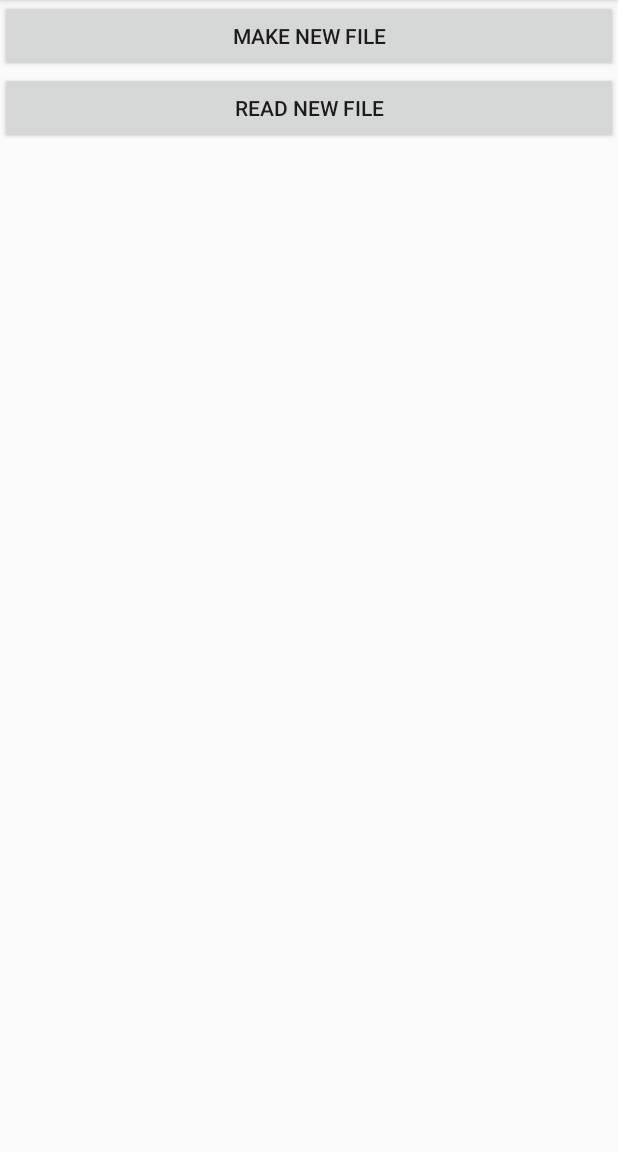
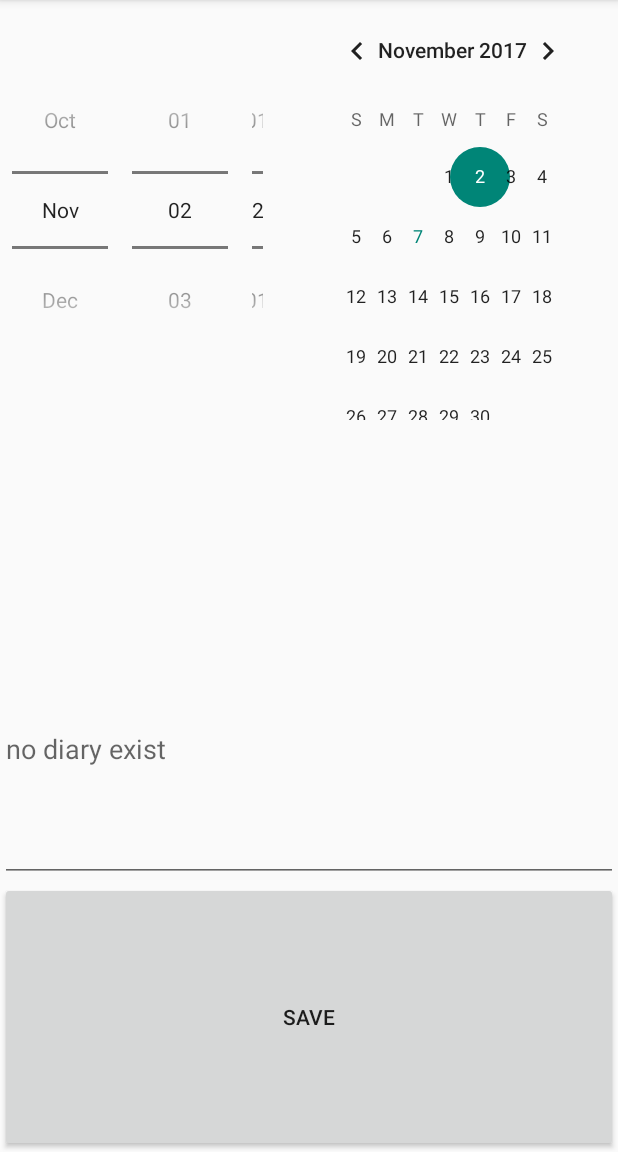
Before and after one commit to stories2/KangnamJavaMobile, an Android app: the screen it shows after launch (MainActivity), on a phone screen of 412 x 824 dp, the part 84-1236 px from its top. Run offline under Robolectric (Android 15) with nearby library versions, the phone set to English and light mode, and no system bars.

Commit message:
make simple diary app

```diff
--- a/JEX9/app/src/main/java/com/example/user/jex9/MainActivity.java
+++ b/JEX9/app/src/main/java/com/example/user/jex9/MainActivity.java
@@ -3,18 +3,100 @@ package com.example.user.jex9;
 import android.app.Activity;
 import android.content.Context;
 import android.os.Bundle;
+import android.util.Log;
 import android.view.View;
+import android.widget.Button;
+import android.widget.DatePicker;
+import android.widget.EditText;
 import android.widget.Toast;
 
+import java.io.File;
 import java.io.FileInputStream;
 import java.io.FileOutputStream;
+import java.util.Date;
 
 public class MainActivity extends Activity {
+
+    DatePicker dateDairy;
+    EditText etxtDairy;
+    Button btnSave;
 
     @Override
     protected void onCreate(Bundle savedInstanceState) {
         super.onCreate(savedInstanceState);
-        setContentView(R.layout.activity_main);
+        setContentView(R.layout.activity_main2);
+
+        Init1();
+    }
+
+    public void Init1() {
+        dateDairy = (DatePicker)findViewById(R.id.dateDairy);
+        etxtDairy = (EditText)findViewById(R.id.etxtDairy);
+        btnSave = (Button)findViewById(R.id.btnSave);
+
+        Date date = new Date();
+        int year = date.getYear();
+        int month = date.getMonth();
+        int day = date.getDay();
+
+        Log.d("Test", "" + year + "" + month + "" + day + " now");
+
+        SetDiaryText("" + (2000 + year - 100) + "" + (month + 1) + "" + day + ".txt");
+
+        dateDairy.init(2000 + year - 100, month, day, new DatePicker.OnDateChangedListener() {
+            @Override
+            public void onDateChanged(DatePicker datePicker, int year, int month, int day) {
+                SetDiaryText("" + year + "" + (month + 1) + "" + day + ".txt");
+            }
+        });
+    }
+
+    public void SetDiaryText(String fileName) {
+        String diaryText = ReadDiary(fileName);
+        if(diaryText != null) {
+            etxtDairy.setText(diaryText);
+        }
+        else {
+            etxtDairy.setText("");
+            etxtDairy.setHint("no diary exist");
+        }
+    }
+
+    public void SaveDiary(String fileName, String diaryText) {
+        Log.d("Test", "fila name: " + fileName);
+        try {
+            FileOutputStream fileOutputStream = openFileOutput(fileName, Context.MODE_PRIVATE);
+            fileOutputStream.write(diaryText.getBytes());
+            fileOutputStream.close();
+            Log.d("Test", "file saved");
+        }
+        catch (Exception err) {
+            Log.d("Test", "file save error");
+        }
+    }
+
+    public String ReadDiary(String fileName) {
+        try {
+            Log.d("Test", "fila name: " + fileName);
+            FileInputStream fileInputStream = openFileInput(fileName);
+            byte[] txt = new byte[512];
+            fileInputStream.read(txt);
+            String result = (new String(txt)).trim();
+            btnSave.setText("Modify");
+            return result;
+        }
+        catch (Exception err) {
+            Log.d("Test", "no such file exist: " + fileName);
+            btnSave.setText("Save");
+        }
+        return null;
+    }
+
+    public void BtnOnWriteDiary(View view) {
+        int year = dateDairy.getYear();
+        int month = dateDairy.getMonth() + 1;
+        int day = dateDairy.getDayOfMonth();
+        SaveDiary("" + year + "" + month + "" + day + ".txt", etxtDairy.getText().toString());
     }
 
     public void BtnOnMakeNewFile(View view) {
--- /dev/null
+++ b/JEX9/app/src/main/res/layout/activity_main2.xml
@@ -0,0 +1,33 @@
+<?xml version="1.0" encoding="utf-8"?>
+<LinearLayout xmlns:android="http://schemas.android.com/apk/res/android"
+    android:layout_width="match_parent" android:layout_height="match_parent"
+    android:orientation="vertical"
+    >
+
+    <DatePicker
+        android:layout_width="match_parent"
+        android:layout_height="wrap_content"
+        android:datePickerMode="spinner"
+        android:layout_weight="1"
+        android:id="@+id/dateDairy"
+        >
+
+    </DatePicker>
+
+    <EditText
+        android:layout_width="match_parent"
+        android:layout_height="wrap_content"
+        android:layout_weight="1"
+        android:lines="1"
+        android:id="@+id/etxtDairy"
+        />
+
+    <Button
+        android:layout_width="match_parent"
+        android:layout_height="wrap_content"
+        android:onClick="BtnOnWriteDiary"
+        android:layout_weight="1"
+        android:text="save"
+        android:id="@+id/btnSave"
+        />
+</LinearLayout>
```
